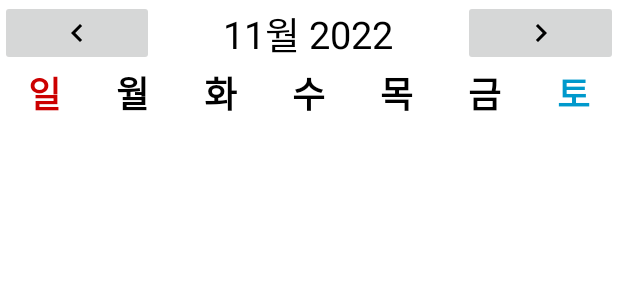
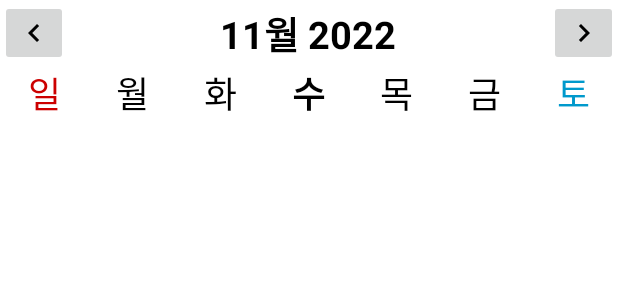
Before and after one commit to leeugun123/dbProejct, an Android app: the layout activity_main.xml on its own in the app's theme, with its tools: preview values and no code run, on a phone screen of 412 x 824 dp. Shown: the top 300 px of the screen. Run offline under Robolectric (Android 15) with nearby library versions, the light colour scheme and no system bars.

Commit message:
커스텀 달력 재조정

```diff
--- a/app/src/main/res/layout/activity_main.xml
+++ b/app/src/main/res/layout/activity_main.xml
@@ -26,11 +26,12 @@
                 android:id="@+id/monthYearText"
                 android:layout_width="0dp"
                 android:layout_height="wrap_content"
-                android:layout_weight="2"
+                android:layout_weight="7"
                 android:text="11월 2022"
                 android:textAlignment="center"
                 android:layout_gravity="center"
                 android:textSize="25sp"
+                android:textStyle="bold"
                 android:textColor="@android:color/black"
                 />
 
@@ -55,7 +56,6 @@
                 android:layout_height="wrap_content"
                 android:layout_weight="1"
                 android:text="일"
-                android:textStyle="bold"
                 android:textSize="24sp"
                 android:textAlignment="center"
                 android:textColor="@android:color/holo_red_dark"
@@ -67,7 +67,6 @@
                 android:layout_height="wrap_content"
                 android:layout_weight="1"
                 android:text="월"
-                android:textStyle="bold"
                 android:textSize="24sp"
                 android:textAlignment="center"
                 android:textColor="@android:color/black"
@@ -79,7 +78,6 @@
                 android:layout_height="wrap_content"
                 android:layout_weight="1"
                 android:text="화"
-                android:textStyle="bold"
                 android:textSize="24sp"
                 android:textAlignment="center"
                 android:textColor="@android:color/black"
@@ -101,7 +99,6 @@
                 android:layout_height="wrap_content"
                 android:layout_weight="1"
                 android:text="목"
-                android:textStyle="bold"
                 android:textSize="24sp"
                 android:textAlignment="center"
                 android:textColor="@android:color/black"
@@ -112,7 +109,6 @@
                 android:layout_height="wrap_content"
                 android:layout_weight="1"
                 android:text="금"
-                android:textStyle="bold"
                 android:textSize="24sp"
                 android:textAlignment="center"
                 android:textColor="@android:color/black"
@@ -123,7 +119,6 @@
                 android:layout_height="wrap_content"
                 android:layout_weight="1"
                 android:text="토"
-                android:textStyle="bold"
                 android:textSize="24sp"
                 android:textAlignment="center"
                 android:textColor="@android:color/holo_blue_dark"
--- a/app/src/main/res/values/themes.xml
+++ b/app/src/main/res/values/themes.xml
@@ -12,5 +12,8 @@
         <!-- Status bar color. -->
         <item name="android:statusBarColor" tools:targetApi="l">?attr/colorPrimaryVariant</item>
         <!-- Customize your theme here. -->
+        <item name="windowNoTitle">true</item>
+        <item name="android:windowFullscreen">true</item>
+
     </style>
 </resources>
```
